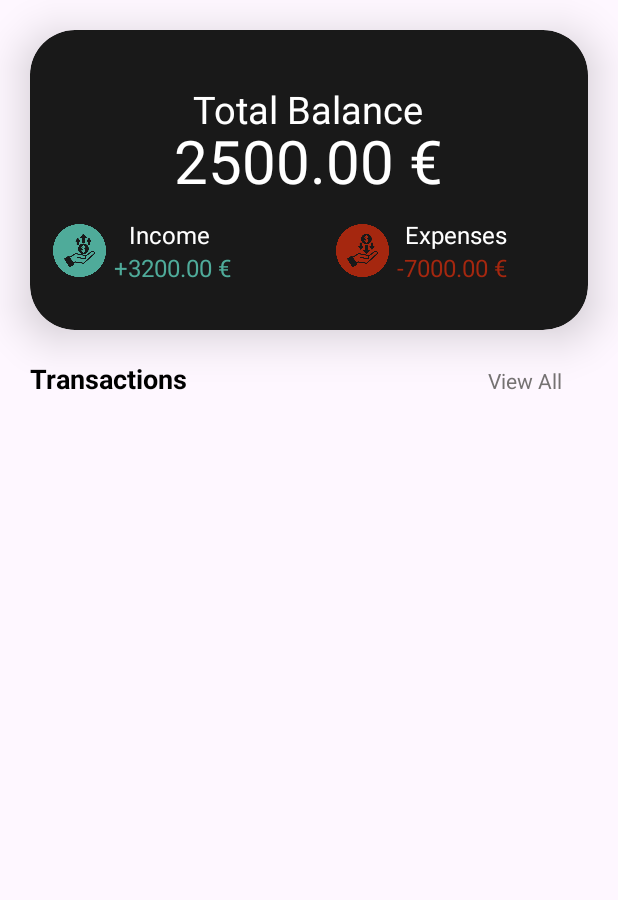
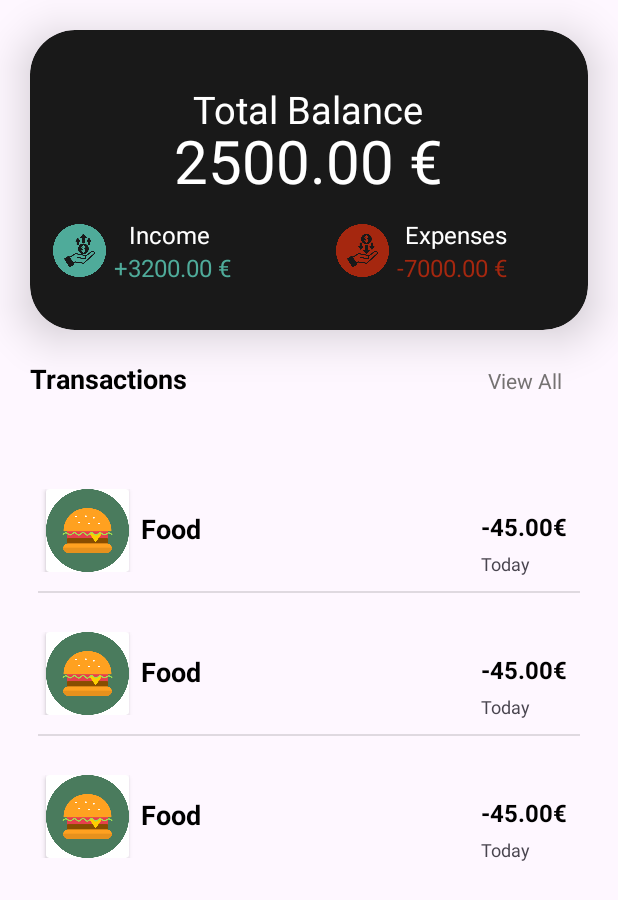
Before and after one commit to thomaswillix/ExpenseManager, an Android app: the layout fragment_home.xml on its own in the app's theme, with its tools: preview values and no code run, on a phone screen of 412 x 824 dp. Shown: the top 900 px of the screen. Run offline under Robolectric (Android 15) with nearby library versions, the phone set to English and light mode, and no system bars.

Commit message:
ListView of HomeFragment Implemented a custom item for the listView

```diff
--- a/app/src/main/res/layout/fragment_home.xml
+++ b/app/src/main/res/layout/fragment_home.xml
@@ -135,13 +135,15 @@
                 android:text="View All"/>
         </RelativeLayout>
     </LinearLayout>
-    <LinearLayout
+    <ListView
         android:layout_width="match_parent"
         android:layout_height="wrap_content"
         android:orientation="vertical"
-        android:layout_marginTop="7dp">
-
-    </LinearLayout>
+        android:layout_marginTop="10dp"
+        android:layout_marginBottom="50dp"
+        tools:listitem="@layout/list_item"
+        android:padding="25dp">
+    </ListView>
 
 
 
--- /dev/null
+++ b/app/src/main/res/layout/list_item.xml
@@ -0,0 +1,82 @@
+<?xml version="1.0" encoding="utf-8"?>
+<LinearLayout xmlns:android="http://schemas.android.com/apk/res/android"
+    xmlns:app="http://schemas.android.com/apk/res-auto"
+    android:orientation="vertical"
+    android:layout_width="match_parent"
+    android:layout_height="match_parent">
+
+    <LinearLayout
+        android:layout_width="match_parent"
+        android:layout_height="wrap_content"
+        android:layout_marginVertical="10dp"
+        android:orientation="horizontal">
+
+        <RelativeLayout
+            android:layout_width="wrap_content"
+            android:layout_height="wrap_content"
+            android:layout_marginTop="16dp"
+            android:layout_weight="1">
+            <androidx.cardview.widget.CardView
+                android:layout_width="55dp"
+                android:layout_height="55dp"
+                android:layout_marginLeft="5dp"
+
+                android:layout_weight="1">
+                <ImageView
+                    android:layout_width="55dp"
+                    android:layout_height="55dp"
+                    android:id="@+id/icon"
+                    android:src="@drawable/food"/>
+            </androidx.cardview.widget.CardView>
+        </RelativeLayout>
+        <RelativeLayout
+            android:layout_width="wrap_content"
+            android:layout_height="wrap_content"
+            android:layout_marginTop="20dp"
+            android:layout_weight="20">
+
+            <TextView
+                android:layout_width="wrap_content"
+                android:layout_height="wrap_content"
+                android:text="Food"
+                android:textColor="@color/black"
+                android:id="@+id/category"
+                android:layout_weight="4"
+                android:layout_marginTop="10dp"
+                android:textSize="18dp"
+                android:textStyle="bold" />
+        </RelativeLayout>
+
+        <RelativeLayout
+            android:layout_width="wrap_content"
+            android:layout_height="wrap_content"
+            android:layout_marginTop="20dp"
+            android:layout_weight="1">
+
+            <LinearLayout
+                android:layout_width="wrap_content"
+                android:layout_height="wrap_content"
+                android:layout_marginStart="20dp"
+                android:orientation="vertical"
+                android:layout_weight="1">
+
+                <TextView
+                    android:layout_width="wrap_content"
+                    android:layout_height="wrap_content"
+                    android:text="-45.00€"
+                    android:textColor="@color/black"
+                    android:id="@+id/quantity"
+                    android:layout_marginTop="10dp"
+                    android:textSize="16dp"
+                    android:textStyle="bold" />
+                <TextView
+                    android:layout_width="wrap_content"
+                    android:layout_height="wrap_content"
+                    android:id="@+id/date"
+                    android:layout_marginTop="5dp"
+                    android:textSize="12dp"
+                    android:text="Today"/>
+            </LinearLayout>
+        </RelativeLayout>
+    </LinearLayout>
+</LinearLayout>
```
Also changed, not shown: app/src/main/res/drawable/entertainment.png (added), app/src/main/res/drawable/food.png (added), app/src/main/res/drawable/house.png (added).
